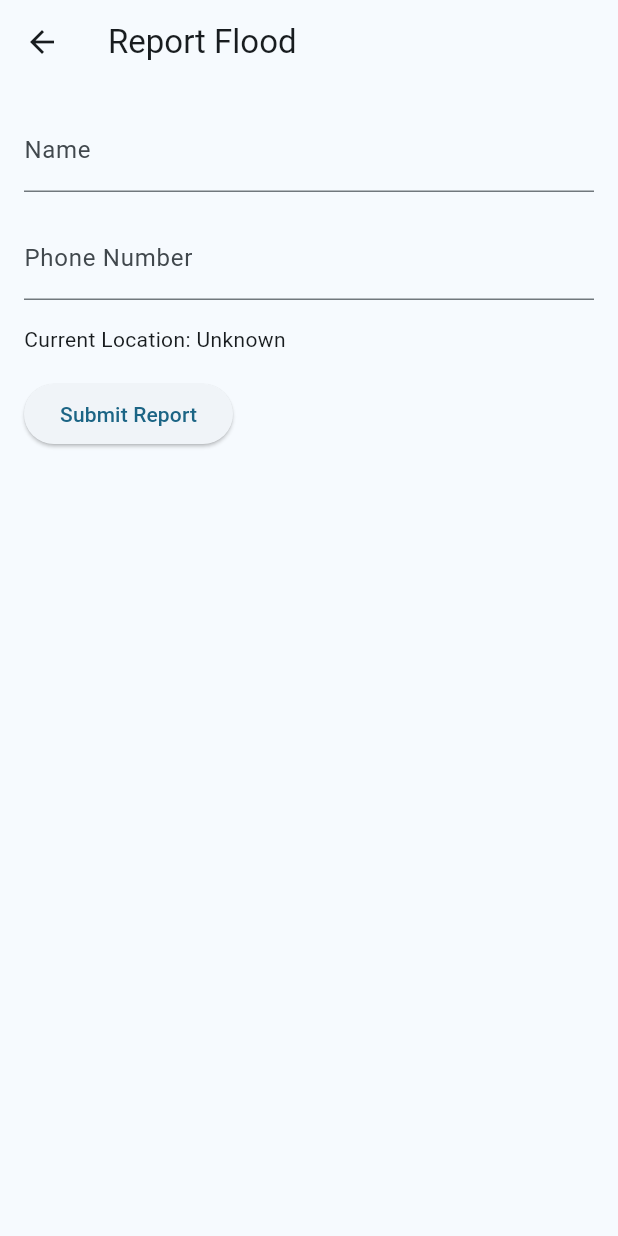
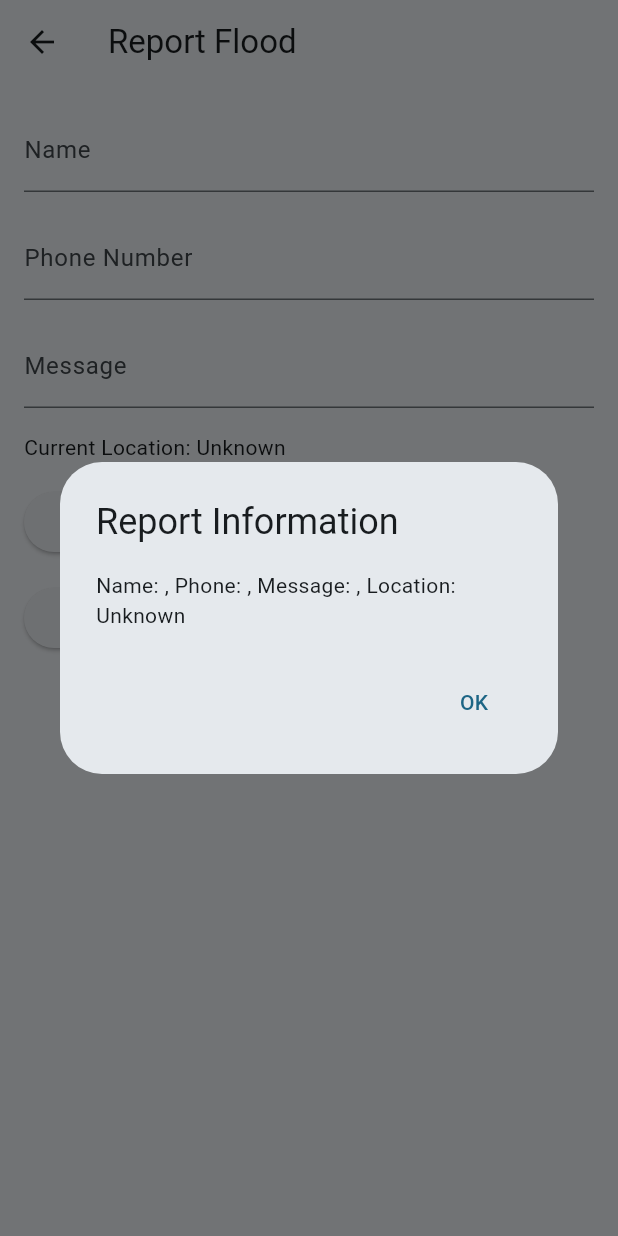
Before and after one commit to widambeDeograss/hydromet_ms, a Flutter app: the ReportScreen screen opened directly, after a tap on "Submit Report", on a phone screen of 412 x 824 dp. Run offline on Flutter 3.47's test engine with Material 3 defaults, Android fonts, the phone set to English and light mode, and no system bars; our stand-ins replace carousel_slider, fl_chart, geolocator.

Commit message:
location

```diff
--- a/lib/screens/report_screen.dart
+++ b/lib/screens/report_screen.dart
@@ -2,7 +2,7 @@ import 'package:flutter/material.dart';
 import 'package:geolocator/geolocator.dart';
 
 class ReportScreen extends StatefulWidget {
-  const ReportScreen({super.key});
+  const ReportScreen({Key? key}) : super(key: key);
 
   @override
   _ReportScreenState createState() => _ReportScreenState();
@@ -11,6 +11,7 @@ class ReportScreen extends StatefulWidget {
 class _ReportScreenState extends State<ReportScreen> {
   final TextEditingController nameController = TextEditingController();
   final TextEditingController phoneController = TextEditingController();
+  final TextEditingController messageController = TextEditingController();
   String currentLocation = "Unknown";
 
   @override
@@ -20,14 +21,19 @@ class _ReportScreenState extends State<ReportScreen> {
   }
 
   _getCurrentLocation() async {
+    try {
       Position position = await Geolocator.getCurrentPosition(
         desiredAccuracy: LocationAccuracy.high,
       );
 
+      print(position);
       setState(() {
         currentLocation =
             "Lat: ${position.latitude}, Long: ${position.longitude}";
       });
+    } catch (e) {
+      print("Error getting location: $e");
+    }
   }
 
   @override
@@ -52,11 +58,23 @@ class _ReportScreenState extends State<ReportScreen> {
               decoration: InputDecoration(labelText: 'Phone Number'),
             ),
             SizedBox(height: 16),
+            TextField(
+              controller: messageController,
+              decoration: InputDecoration(labelText: 'Message'),
+            ),
+            SizedBox(height: 16),
             Text('Current Location: $currentLocation'),
             SizedBox(height: 16),
             ElevatedButton(
               onPressed: () {
-                _submitReport();
+                _getCurrentLocation(); // Update location when the button is pressed
+              },
+              child: Text('Get Current Location'),
+            ),
+            SizedBox(height: 16),
+            ElevatedButton(
+              onPressed: () {
+                _submitReport(context);
               },
               child: Text('Submit Report'),
             ),
@@ -66,13 +84,32 @@ class _ReportScreenState extends State<ReportScreen> {
     );
   }
 
-  _submitReport() {
+  _submitReport(BuildContext context) {
     String name = nameController.text;
     String phone = phoneController.text;
-
-    // TODO: Add logic to send the report with name, phone, and location.
+    String message = messageController.text;
 
     // For now, just print the information.
-    print('Name: $name, Phone: $phone, Location: $currentLocation');
+    String reportInfo =
+        'Name: $name, Phone: $phone, Message: $message, Location: $currentLocation';
+
+    // Show an alert dialog with the report information.
+    showDialog(
+      context: context,
+      builder: (BuildContext context) {
+        return AlertDialog(
+          title: Text('Report Information'),
+          content: Text(reportInfo),
+          actions: [
+            TextButton(
+              onPressed: () {
+                Navigator.pop(context); // Close the dialog
+              },
+              child: Text('OK'),
+            ),
+          ],
+        );
+      },
+    );
   }
 }
```
Also changed, not shown: 1 other file. Lines whose indentation alone changed are shown as unchanged.
